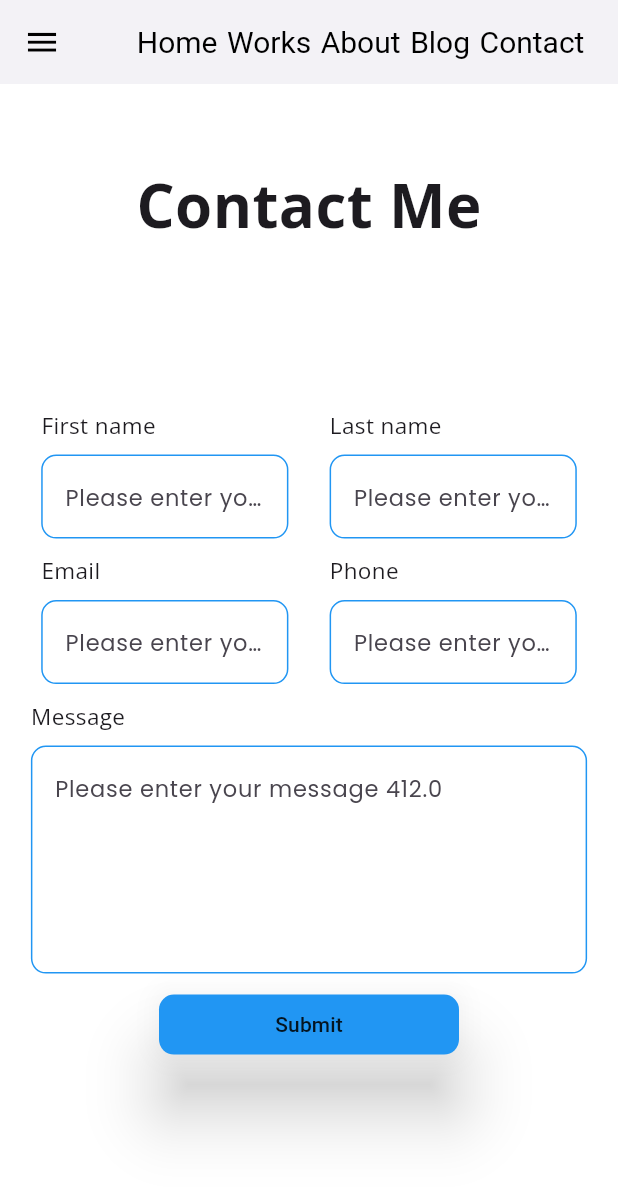
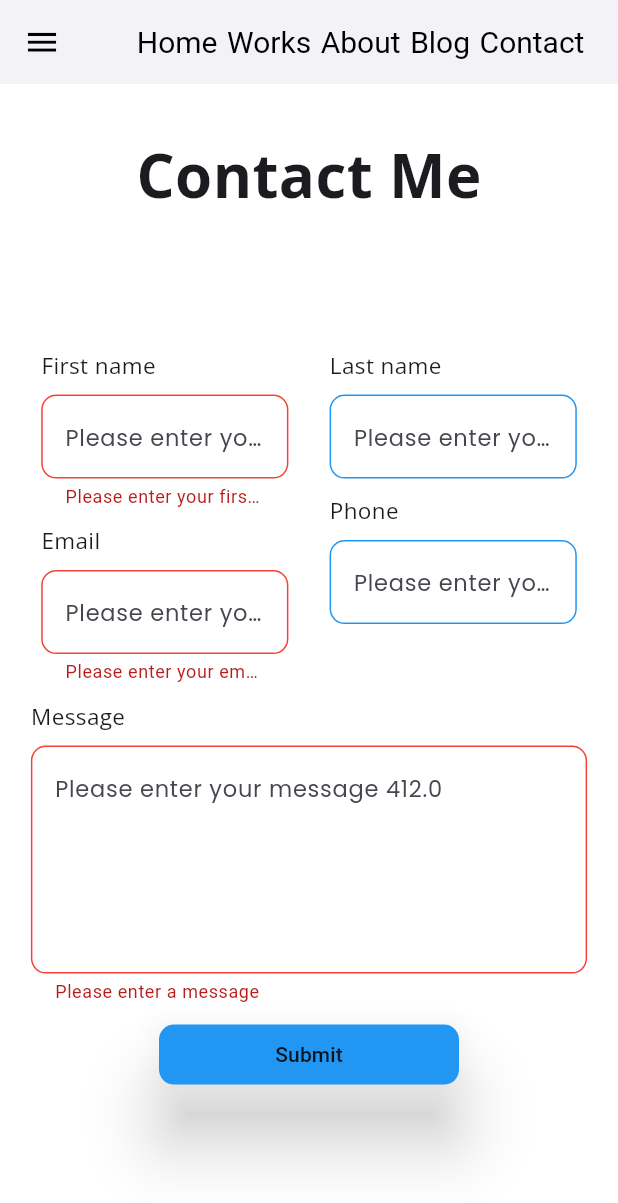
Before and after one commit to danieldfgro2000/Portfolio, a Flutter app: the LandingPageWeb screen opened directly, scrolled down 2142 dp, after a tap on "Submit", on a phone screen of 412 x 824 dp. Shown: the top 1203 px of the screen. Run offline on Flutter 3.47's test engine with Material 3 defaults, Android fonts, the phone set to English and light mode, and no system bars; our stand-ins replace flutter_svg, google_fonts, logger; missing offline and left inert: dynamic_path_url_strategy.

Commit message:
messages

```diff
--- a/lib/components.dart
+++ b/lib/components.dart
@@ -118,6 +118,7 @@ class AbelCustom extends StatelessWidget {
   final double size;
   final Color? color;
   final FontWeight? fontWeight;
+
   const AbelCustom(
       {super.key, required this.text, required this.size, this.color, this.fontWeight});
 
@@ -140,6 +141,7 @@ class TextForm extends StatelessWidget {
   final String hint;
   final int maxLines;
   final TextEditingController? controller;
+  final FormFieldValidator? validator;
 
   const TextForm({
     required this.containerWidth,
@@ -147,6 +149,7 @@ class TextForm extends StatelessWidget {
     required this.hint,
     this.maxLines = 1,
     this.controller,
+    this.validator,
     super.key,
   });
 
@@ -162,6 +165,7 @@ class TextForm extends StatelessWidget {
         SizedBox(
           width: containerWidth,
           child: TextFormField(
+            validator: validator,
             controller: controller,
             inputFormatters: [
               FilteringTextInputFormatter.allow((RegExp(r'[a-z A-Z0-9]'))),
@@ -174,6 +178,14 @@ class TextForm extends StatelessWidget {
               ),
               focusedBorder: const OutlineInputBorder(
                 borderSide: BorderSide(color: Colors.blueAccent, width: 2),
+                borderRadius: BorderRadius.all(Radius.circular(10)),
+              ),
+              errorBorder: const OutlineInputBorder(
+                borderSide: BorderSide(color: Colors.red, width: 1),
+                borderRadius: BorderRadius.all(Radius.circular(10)),
+              ),
+              focusedErrorBorder: const OutlineInputBorder(
+                borderSide: BorderSide(color: Colors.redAccent, width: 2),
                 borderRadius: BorderRadius.all(Radius.circular(10)),
               ),
               hintText: hint,
@@ -261,3 +273,23 @@ class _AnimatedCardState extends State<AnimatedCard> with SingleTickerProviderSt
     );
   }
 }
+
+class AddDataFirestore {
+  CollectionReference response = FirebaseFirestore.instance.collection('messages');
+
+  Future<void> addResponse(
+    String firstName,
+    String lastName,
+    String email,
+    String phoneNumber,
+    String message,
+  ) async {
+    await response.add({
+      'firstName': firstName,
+      'lastName': lastName,
+      'email': email,
+      'phoneNumber': phoneNumber,
+      'message': message,
+    });
+  }
+}
--- a/lib/web/landing_page_web.dart
+++ b/lib/web/landing_page_web.dart
@@ -27,6 +27,7 @@ class _LandingPageWebState extends State<LandingPageWeb> {
   final TextEditingController _emailController = TextEditingController();
   final TextEditingController _phoneController = TextEditingController();
   final TextEditingController _messageController = TextEditingController();
+  final _formKey = GlobalKey<FormState>();
 
   @override
   Widget build(BuildContext context) {
@@ -370,6 +371,8 @@ class _LandingPageWebState extends State<LandingPageWeb> {
             // Contact Me Page
             SizedBox(
               height: heightDevice,
+              child: Form(
+                key: _formKey,
                 child: Column(
                   mainAxisAlignment: MainAxisAlignment.spaceEvenly,
                   children: [
@@ -383,12 +386,16 @@ class _LandingPageWebState extends State<LandingPageWeb> {
                             Column(
                               children: [
                                 TextForm(
+                                    validator: (text) =>
+                                        text.isEmpty ? "Please enter your first name" : null,
                                     controller: _firstNameController,
                                     containerWidth: widthDevice * 0.4,
                                     text: "First name",
                                     hint: "Please enter your first name"),
                                 const SizedBox(height: 10),
                                 TextForm(
+                                  validator: (text) =>
+                                      text.isEmpty ? "Please enter your email" : null,
                                   controller: _emailController,
                                   containerWidth: widthDevice * 0.4,
                                   text: "Email",
@@ -416,6 +423,7 @@ class _LandingPageWebState extends State<LandingPageWeb> {
                         ),
                         const SizedBox(height: 10),
                         TextForm(
+                          validator: (text) => text.isEmpty ? "Please enter a message" : null,
                           controller: _messageController,
                           containerWidth: widthDevice * 0.9,
                           text: "Message",
@@ -434,12 +442,14 @@ class _LandingPageWebState extends State<LandingPageWeb> {
                             child: const Text("Submit"),
                             onPressed: () {
                               logger.d(_firstNameController.text);
+                              _formKey.currentState!.validate();
                             }),
                         const SizedBox(height: 10),
                       ],
                     )
                   ],
                 ),
+              ),
             )
           ],
         ));
```
Lines whose indentation alone changed are shown as unchanged.
